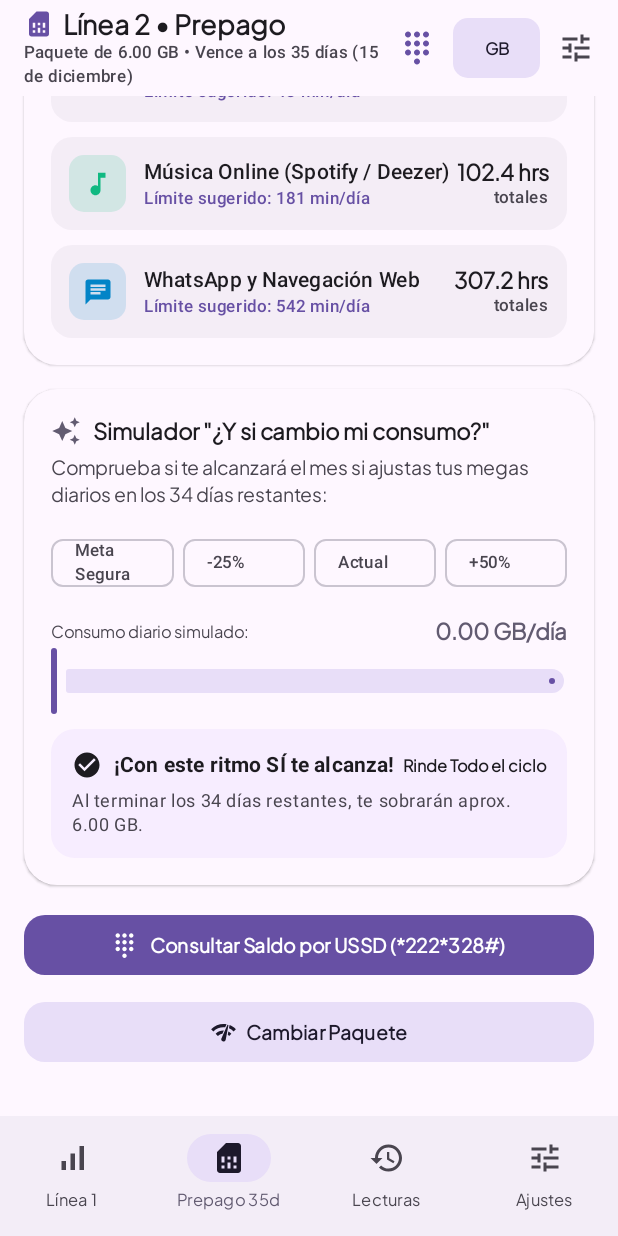
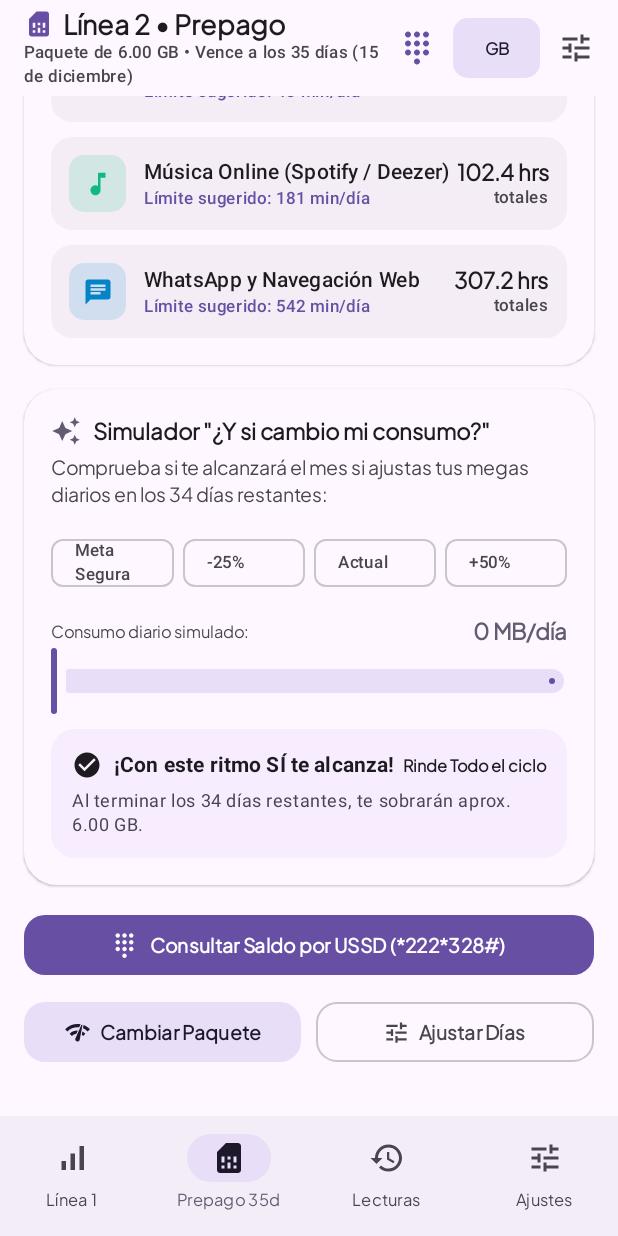
Before and after one commit to renehdezalvarez/Datos_android, an Android app built with Jetpack Compose: the screen it shows after launch (MainActivity), item 2 of the bottom bar chosen, scrolled down 1164 dp, on a phone screen of 412 x 824 dp. Run offline under Robolectric (Android 15) with nearby library versions, the phone set to English and light mode, and no system bars; our stand-ins replace Room's generated code; 15 statements that could not run were skipped.

Commit message:
fix: cycle day now always flows from timestamp, vector icon, balanced actions
- The cycle day for both lines is computed from the cycle-start
  timestamp (re-anchored by adjustments, purchases and USSD readings)
  so it advances on its own on later days instead of freezing at the
  manually chosen value (customCurrentDay is now write-only legacy).
- resetToRealCalendar re-anchors line 1 to the calendar month.
- Quick actions row is balanced again (Cambiar Paquete + Ajustar Días).
- Launcher foreground is now a crisp vector (data usage bars) instead
  of a 370 KB JPEG photo; APK is lighter.
- DataFormatters.format no longer receives the undocumented "auto"
  unit hack; call sites use the default auto behavior.

```diff
--- a/app/build.gradle.kts
+++ b/app/build.gradle.kts
@@ -12,8 +12,8 @@ android {
     applicationId = "com.aistudio.previsiongastos.pkwqzl"
     minSdk = 24
     targetSdk = 36
-    versionCode = 12
-    versionName = "8.4"
+    versionCode = 13
+    versionName = "8.5"
 
     testInstrumentationRunner = "androidx.test.runner.AndroidJUnitRunner"
   }
--- a/app/src/main/java/com/example/data/repository/DataPlanRepository.kt
+++ b/app/src/main/java/com/example/data/repository/DataPlanRepository.kt
@@ -46,12 +46,14 @@ class DataPlanRepository(private val dao: DataDao) {
                 remainingBalanceMB = 10240.0,
                 totalCycleDays = maxDays,
                 cycleStartDay = 1,
-                customCurrentDay = null, // falls back to the real calendar day
+                customCurrentDay = null,
                 displayUnit = "GB",
                 operatorName = "Línea 1 (Mensual)",
                 planName = "Plan Mensual 10 GB",
                 planType = "MONTHLY",
-                purchaseTimestamp = System.currentTimeMillis(),
+                // Anchored to day 1 of the month so the computed cycle day
+                // matches today's calendar day.
+                purchaseTimestamp = System.currentTimeMillis() - (calendar.get(Calendar.DAY_OF_MONTH) - 1) * 24L * 60L * 60L * 1000L,
                 ussdCode = "*111#"
             )
             dao.saveOrUpdateDataPlan(line1)
--- a/app/src/main/java/com/example/ui/components/DataFormatters.kt
+++ b/app/src/main/java/com/example/ui/components/DataFormatters.kt
@@ -11,6 +11,12 @@ object DataFormatters {
     private val compactGbFormat = DecimalFormat("#,##0.0", DecimalFormatSymbols(Locale.getDefault()))
     private val mbFormat = DecimalFormat("#,##0", DecimalFormatSymbols(Locale.getDefault()))
 
+    /**
+     * Formats an amount of MB for display.
+     *
+     * @param forcedUnit When null (the default) the unit is chosen
+     * automatically: MB below 1000, GB above. Pass "MB" to force megabytes.
+     */
     fun format(mb: Double, forcedUnit: String? = null): String {
         return if (forcedUnit == "MB" || (forcedUnit == null && mb < 1000.0)) {
             "${mbFormat.format(mb)} MB"
--- a/app/src/main/java/com/example/ui/components/DataPaceCard.kt
+++ b/app/src/main/java/com/example/ui/components/DataPaceCard.kt
@@ -177,7 +177,7 @@ fun DataPaceCard(
                         )
                         Spacer(modifier = Modifier.height(4.dp))
                         Text(
-                            text = "${DataFormatters.format(forecast.dailyBurnRateMB, "auto")}/día",
+                            text = "${DataFormatters.format(forecast.dailyBurnRateMB)}/día",
                             style = MaterialTheme.typography.titleMedium,
                             fontWeight = FontWeight.Bold,
                             color = MaterialTheme.colorScheme.onSurface
@@ -205,7 +205,7 @@ fun DataPaceCard(
                         )
                         Spacer(modifier = Modifier.height(4.dp))
                         Text(
-                            text = "${DataFormatters.format(forecast.safeDailyAllowanceMB, "auto")}/día",
+                            text = "${DataFormatters.format(forecast.safeDailyAllowanceMB)}/día",
                             style = MaterialTheme.typography.titleMedium,
                             fontWeight = FontWeight.Bold,
                             color = MaterialTheme.colorScheme.primary
@@ -229,7 +229,7 @@ fun DataPaceCard(
             val adviceText = if (forecast.willLastWholeMonth) {
                 "Excelente control: Tu ritmo actual está por debajo de tu cuota diaria máxima. Te alcanzará cómodamente para todo el ciclo."
             } else {
-                "Atención: Tu ritmo actual supera en un $ratio% la cuota segura diaria. Reduce tu consumo a ${DataFormatters.format(forecast.safeDailyAllowanceMB, "auto")}/día para llegar a fin de mes."
+                "Atención: Tu ritmo actual supera en un $ratio% la cuota segura diaria. Reduce tu consumo a ${DataFormatters.format(forecast.safeDailyAllowanceMB)}/día para llegar a fin de mes."
             }
 
             Surface(
--- a/app/src/main/java/com/example/ui/components/DataSimulatorCard.kt
+++ b/app/src/main/java/com/example/ui/components/DataSimulatorCard.kt
@@ -151,7 +151,7 @@ fun DataSimulatorCard(
                     color = MaterialTheme.colorScheme.onSurfaceVariant
                 )
                 Text(
-                    text = "${DataFormatters.format(simDaily, "auto")}/día",
+                    text = "${DataFormatters.format(simDaily)}/día",
                     style = MaterialTheme.typography.titleMedium,
                     fontWeight = FontWeight.Bold,
                     color = MaterialTheme.colorScheme.secondary
--- a/app/src/main/java/com/example/ui/screens/DataForecastScreen.kt
+++ b/app/src/main/java/com/example/ui/screens/DataForecastScreen.kt
@@ -250,7 +250,7 @@ fun DataForecastScreen(
 
                         DataRow(
                             label = "Gasto proyectado días restantes",
-                            sublabel = "${DataFormatters.format(forecast.dailyBurnRateMB, "auto")}/día × ${forecast.daysRemaining} días",
+                            sublabel = "${DataFormatters.format(forecast.dailyBurnRateMB)}/día × ${forecast.daysRemaining} días",
                             value = DataFormatters.format(forecast.dailyBurnRateMB * forecast.daysRemaining, displayUnit)
                         )
 
@@ -342,6 +342,18 @@ fun DataForecastScreen(
                             Spacer(modifier = Modifier.width(6.dp))
                             Text("Cambiar Paquete")
                         }
+
+                        OutlinedButton(
+                            onClick = onOpenAdjustDays,
+                            shape = RoundedCornerShape(14.dp),
+                            modifier = Modifier
+                                .weight(1f)
+                                .testTag("action_adjust_days")
+                        ) {
+                            Icon(Icons.Default.Tune, contentDescription = null, modifier = Modifier.size(18.dp))
+                            Spacer(modifier = Modifier.width(6.dp))
+                            Text("Ajustar Días")
+                        }
                     }
                 }
             }
--- a/app/src/main/java/com/example/ui/screens/Prepaid35LineScreen.kt
+++ b/app/src/main/java/com/example/ui/screens/Prepaid35LineScreen.kt
@@ -369,7 +369,7 @@ fun Prepaid35LineScreen(
 
                         BreakdownItem(
                             label = "Gasto proyectado al día 35",
-                            sublabel = "${DataFormatters.format(forecast.dailyBurnRateMB, "auto")}/día × ${forecast.daysRemaining} días restantes",
+                            sublabel = "${DataFormatters.format(forecast.dailyBurnRateMB)}/día × ${forecast.daysRemaining} días restantes",
                             value = DataFormatters.format(forecast.dailyBurnRateMB * forecast.daysRemaining, unit)
                         )
 
@@ -461,6 +461,18 @@ fun Prepaid35LineScreen(
                             Spacer(modifier = Modifier.width(6.dp))
                             Text("Cambiar Paquete")
                         }
+
+                        OutlinedButton(
+                            onClick = onOpenAdjustDays,
+                            shape = RoundedCornerShape(14.dp),
+                            modifier = Modifier
+                                .weight(1f)
+                                .testTag("prepaid_action_adjust_days")
+                        ) {
+                            Icon(Icons.Default.Tune, contentDescription = null, modifier = Modifier.size(18.dp))
+                            Spacer(modifier = Modifier.width(6.dp))
+                            Text("Ajustar Días")
+                        }
                     }
                 }
             }
--- a/app/src/main/java/com/example/ui/viewmodel/DataForecastViewModel.kt
+++ b/app/src/main/java/com/example/ui/viewmodel/DataForecastViewModel.kt
@@ -76,13 +76,17 @@ class DataForecastViewModel(
     private fun currentDayOfMonth(): Int = Calendar.getInstance().get(Calendar.DAY_OF_MONTH)
     private fun currentMonthTotalDays(): Int = Calendar.getInstance().getActualMaximum(Calendar.DAY_OF_MONTH)
 
+    /** Cycle day implied by the plan's cycle-start timestamp, 1..totalDays. */
+    private fun cycleDayOf(plan: DataPlanEntity, totalDays: Int): Int {
+        val fromStart = ((System.currentTimeMillis() - plan.purchaseTimestamp) / DAY_MS).toInt() + 1
+        return fromStart.coerceIn(1, totalDays)
+    }
+
     private val _simulatedDailyMBLine1 = MutableStateFlow<Double?>(null)
     private val _simulatedDailyMBLine2 = MutableStateFlow<Double?>(null)
 
-    private val _customDayLine1 = MutableStateFlow<Int?>(null)
     private val _customTotalDaysLine1 = MutableStateFlow<Int?>(null)
 
-    private val _customDayLine2 = MutableStateFlow<Int?>(null)
     private val _customTotalDaysLine2 = MutableStateFlow<Int?>(null)
 
     private val _lastAutoReading = MutableStateFlow<UssdAutoReading?>(null)
@@ -162,7 +166,7 @@ class DataForecastViewModel(
 
         repository.saveOrUpdatePlan(updated)
 
-        val day = updated.customCurrentDay ?: currentDayOfMonth()
+        val day = cycleDayOf(updated, updated.totalCycleDays)
         repository.addLog(
             lineId,
             updated.remainingBalanceMB,
@@ -187,12 +191,22 @@ class DataForecastViewModel(
         combine(_simulatedDailyMBLine1, _simulatedDailyMBLine2) { s1, s2 -> Pair(s1, s2) }
     ) { p1, p2, logs, lastAutoReading, simulations ->
         val (sim1, sim2) = simulations
-        val plan1 = p1 ?: DataPlanEntity(id = 1, totalCycleDays = currentMonthTotalDays(), customCurrentDay = currentDayOfMonth())
-        val plan2 = p2 ?: DataPlanEntity(id = 2, totalCycleDays = 35, packageTotalMB = 6144.0, remainingBalanceMB = 6144.0, planType = "PREPAID_35", operatorName = "Línea 2 (Prepago)")
+        val plan1 = p1 ?: DataPlanEntity(
+            id = 1,
+            totalCycleDays = currentMonthTotalDays(),
+            // Anchored to day 1 of the month so the computed day matches
+            // today's calendar day.
+            purchaseTimestamp = System.currentTimeMillis() - (currentDayOfMonth() - 1) * DAY_MS
+        )
+        val plan2 = p2 ?: DataPlanEntity(id = 2, totalCycleDays = 35, packageTotalMB = 6144.0, remainingBalanceMB = 6144.0, planType = PREPAID_PLAN_TYPE, operatorName = "Línea 2 (Prepago)")
 
         // Line 1 calculation
         val totalDays1 = _customTotalDaysLine1.value ?: plan1.totalCycleDays
-        val currentDay1 = (_customDayLine1.value ?: plan1.customCurrentDay ?: currentDayOfMonth()).coerceIn(1, totalDays1)
+        // Days elapsed flow from the cycle start timestamp (updated whenever
+        // the user adjusts the cycle), so the day advances on its own on
+        // later days. Falls back to the calendar day for fresh installs.
+        val daysFromCycleStart1 = ((System.currentTimeMillis() - plan1.purchaseTimestamp) / DAY_MS).toInt() + 1
+        val currentDay1 = daysFromCycleStart1.coerceIn(1, totalDays1)
 
         val forecastLine1 = DataForecastCalculator.calculate(
             packageTotalMB = plan1.packageTotalMB,
@@ -204,9 +218,10 @@ class DataForecastViewModel(
 
         // Line 2 (Prepago 35 días) calculation:
         val totalDays2 = _customTotalDaysLine2.value ?: plan2.totalCycleDays
-        // Compute days elapsed from purchase date if available, or custom
-        val daysFromPurchase = maxOf(1, ((System.currentTimeMillis() - plan2.purchaseTimestamp) / (24L * 60L * 60L * 1000L)).toInt() + 1)
-        val currentDay2 = (_customDayLine2.value ?: plan2.customCurrentDay ?: daysFromPurchase).coerceIn(1, totalDays2)
+        // Same as line 1: the day always flows from the purchase timestamp;
+        // customCurrentDay is ignored so it can never freeze the cycle.
+        val daysFromPurchase = maxOf(1, ((System.currentTimeMillis() - plan2.purchaseTimestamp) / DAY_MS).toInt() + 1)
+        val currentDay2 = daysFromPurchase.coerceIn(1, totalDays2)
 
         val forecastLine2 = DataForecastCalculator.calculate(
             packageTotalMB = plan2.packageTotalMB,
@@ -296,7 +311,6 @@ class DataForecastViewModel(
             val daysSincePurchase = ((System.currentTimeMillis() - purchaseTs) / DAY_MS).toInt().coerceAtLeast(0)
             val cycleDay = (daysSincePurchase + 1).coerceIn(1, totalDays)
 
-            _customDayLine2.value = cycleDay
             _customTotalDaysLine2.value = totalDays
 
             // The purchased capacity is ADDED to whatever balance was left,
@@ -323,10 +337,8 @@ class DataForecastViewModel(
 
     fun updateDays(lineId: Int, currentDay: Int, totalCycleDays: Int) {
         if (lineId == 1) {
-            _customDayLine1.value = currentDay
             _customTotalDaysLine1.value = totalCycleDays
         } else {
-            _customDayLine2.value = currentDay
             _customTotalDaysLine2.value = totalCycleDays
         }
         viewModelScope.launch {
@@ -334,7 +346,11 @@ class DataForecastViewModel(
             repository.saveOrUpdatePlan(
                 current.copy(
                     customCurrentDay = currentDay,
-                    totalCycleDays = totalCycleDays
+                    totalCycleDays = totalCycleDays,
+                    // Anchor the cycle start so the day keeps advancing on its
+                    // own on later days instead of staying frozen at the
+                    // manually chosen value.
+                    purchaseTimestamp = System.currentTimeMillis() - (currentDay - 1) * DAY_MS
                 )
             )
         }
@@ -342,20 +358,21 @@ class DataForecastViewModel(
 
     fun resetToRealCalendar(lineId: Int) {
         if (lineId == 1) {
-            _customDayLine1.value = null
             _customTotalDaysLine1.value = null
             viewModelScope.launch {
                 val current = repository.getDataPlan(1).firstOrNull() ?: return@launch
                 repository.saveOrUpdatePlan(
                     current.copy(
                         customCurrentDay = null,
-                        totalCycleDays = currentMonthTotalDays()
+                        totalCycleDays = currentMonthTotalDays(),
+                        // Re-anchor the cycle to the real calendar: day 1 of
+                        // the month, so the computed day matches today.
+                        purchaseTimestamp = System.currentTimeMillis() - (currentDayOfMonth() - 1) * DAY_MS
                     )
                 )
             }
         } else {
             // For Line 2 prepaid: reset to 35 days from purchase
-            _customDayLine2.value = null
             _customTotalDaysLine2.value = null
             viewModelScope.launch {
                 val current = repository.getDataPlan(2).firstOrNull() ?: return@launch
@@ -389,7 +406,9 @@ class DataForecastViewModel(
         viewModelScope.launch {
             repository.addLog(lineId, remainingMB, cycleDay, note)
             val current = repository.getDataPlan(lineId).firstOrNull() ?: return@launch
-            repository.saveOrUpdatePlan(current.copy(remainingBalanceMB = remainingMB, customCurrentDay = cycleDay))
+            // Only the balance is updated: a backfilled reading for a past
+            // day must not move the cycle anchor.
+            repository.saveOrUpdatePlan(current.copy(remainingBalanceMB = remainingMB))
         }
     }
 
@@ -404,7 +423,7 @@ class DataForecastViewModel(
         viewModelScope.launch {
             val current = repository.getDataPlan(lineId).firstOrNull() ?: return@launch
             val safeMB = remainingMB.coerceIn(0.0, current.packageTotalMB)
-            val day = current.customCurrentDay ?: currentDayOfMonth()
+            val day = cycleDayOf(current, current.totalCycleDays)
             repository.saveOrUpdatePlan(current.copy(remainingBalanceMB = safeMB))
             repository.addLog(lineId, safeMB, day, note)
         }
```
Also changed, not shown: app/src/main/res/drawable/ic_launcher_foreground.xml (+17 -7 lines), app/src/main/res/drawable/ic_mobile_data_launcher.jpg (deleted).
